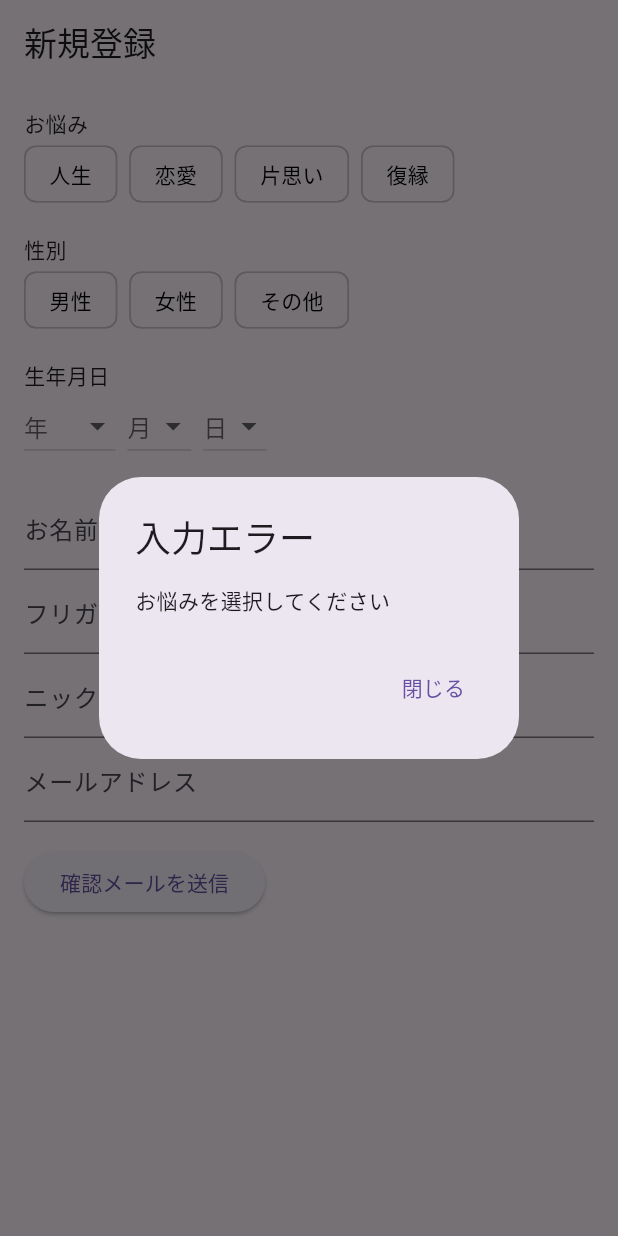
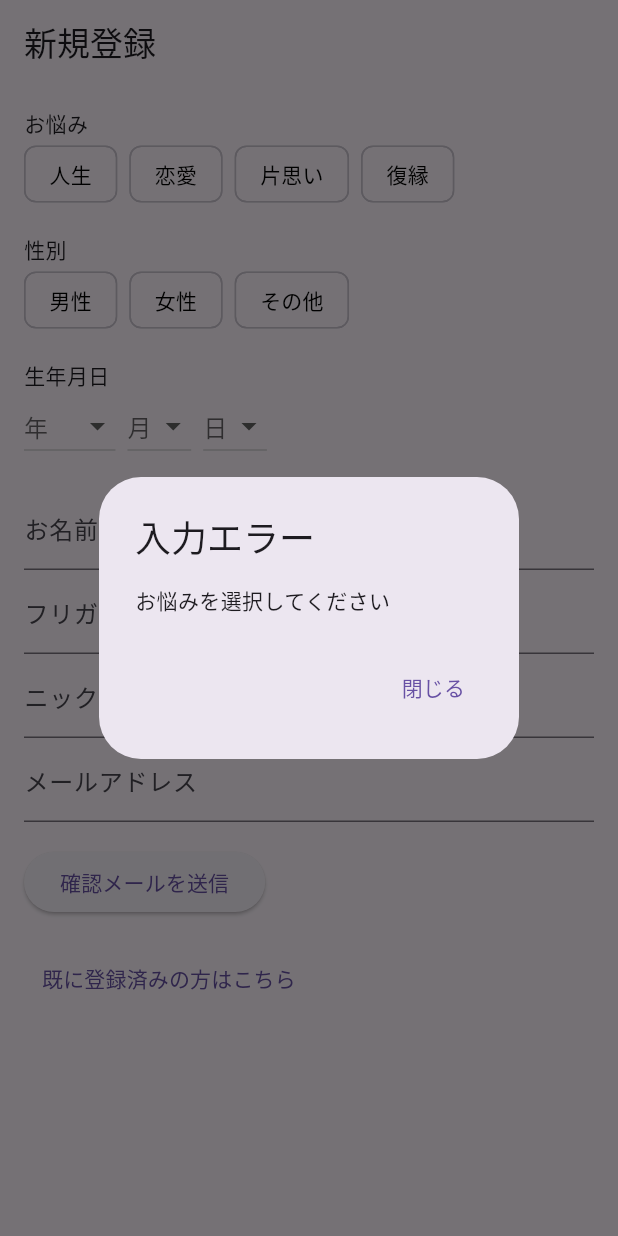
Before and after one commit to hoshiimai/phone_fortune, a Flutter app: the screen it shows after launch, after a tap on "確認メールを送信", on a phone screen of 412 x 824 dp. Run offline on Flutter 3.47's test engine with Material 3 defaults, Android fonts, the phone set to English and light mode, and no system bars; our stand-ins replace cloud_firestore, firebase_auth, firebase_core, flutter_riverpod, freezed_annotation, go_router and 1 more; accounts and stored records are empty; generated files the repository leaves out were written again.

Commit message:
メール認証　再送フロー構築&ブラックリスト設定

```diff
--- a/lib/main.dart
+++ b/lib/main.dart
@@ -4,6 +4,7 @@ import 'package:flutter_riverpod/flutter_riverpod.dart';
 import 'package:firebase_core/firebase_core.dart';
 import 'package:firebase_auth/firebase_auth.dart';
 import 'package:go_router/go_router.dart';
+import 'package:phone_fortune/views/auth/verify_email_page.dart';
 import 'views/auth/sign_up_page.dart';
 import 'views/auth/thank_you_page.dart';
 import 'views/fortune_teller_list_page.dart';
@@ -16,7 +17,7 @@ void main() async {
 }
 
 final GoRouter router = GoRouter(
-  initialLocation: '/loading', // 初期ルートを /loading に設定
+  initialLocation: '/loading',
   routes: [
     GoRoute(
       path: '/loading',
@@ -25,6 +26,10 @@ final GoRouter router = GoRouter(
     GoRoute(
       path: '/signup',
       builder: (context, state) => SignUpPage(),
+    ),
+    GoRoute(
+      path: '/verify_email',
+      builder: (context, state) => VerifyEmailPage(),
     ),
     GoRoute(
       path: '/thankyou',
--- /dev/null
+++ b/lib/providers/blacklist_provider.dart
@@ -0,0 +1,26 @@
+import 'package:flutter_riverpod/flutter_riverpod.dart';
+import 'package:cloud_firestore/cloud_firestore.dart';
+
+/// Firebase からブラックリストを取得する非同期プロバイダ
+final blacklistProvider = FutureProvider<List<String>>((ref) async {
+  try {
+    // Firestore の 'blacklist' コレクションを取得
+    final snapshot = await FirebaseFirestore.instance.collection('blacklist').get();
+
+    // ドキュメントから必要な値を抽出
+    final blacklist = snapshot.docs.map((doc) {
+      final data = doc.data();
+      // 型安全な取得: 'value' フィールドが String 型であることを保証
+      if (data['type'] == 'email' && data['value'] is String) {
+        return data['value'] as String;
+      }
+      return null; // 型が異なる場合は無視
+    }).whereType<String>().toList();
+
+    return blacklist;
+  } catch (e) {
+    // エラー発生時のログ出力
+    print('ブラックリスト取得中にエラーが発生しました: $e');
+    return []; // 空リストを返すことで安全に終了
+  }
+});
--- a/lib/views/auth/sign_up_page.dart
+++ b/lib/views/auth/sign_up_page.dart
@@ -2,14 +2,16 @@ import 'package:flutter/material.dart';
 import 'package:flutter_riverpod/flutter_riverpod.dart';
 import 'package:firebase_auth/firebase_auth.dart';
 import 'package:cloud_firestore/cloud_firestore.dart';
+import 'package:go_router/go_router.dart';
 import '../../providers/user_info_provider.dart' as user_model;
-import 'thank_you_page.dart';
+import '../../providers/blacklist_provider.dart';
 
 class SignUpPage extends ConsumerWidget {
   @override
   Widget build(BuildContext context, WidgetRef ref) {
     final userInfo = ref.watch(user_model.userInfoProvider);
     final userInfoNotifier = ref.read(user_model.userInfoProvider.notifier);
+    final blacklistAsync = ref.watch(blacklistProvider);
 
     // 年、月、日のリストを生成
     final years = List.generate(100, (index) => (DateTime.now().year - index).toString());
@@ -142,36 +144,28 @@ class SignUpPage extends ConsumerWidget {
               SizedBox(height: 16),
 
               // 確認メール送信ボタン
-              ElevatedButton(
+              blacklistAsync.when(
+                data: (blacklist) => ElevatedButton(
                   onPressed: () async {
                     final email = userInfo.email.trim();
 
                     // バリデーションチェック
                     String? errorMessage = validateInputs(userInfo, email);
+                    if (errorMessage != null) {
+                      _showDialog(context, "入力エラー", errorMessage);
+                      return;
+                    }
 
-                  if (errorMessage != null) {
-                    // エラーダイアログを表示
-                    showDialog(
-                      context: context,
-                      builder: (context) => AlertDialog(
-                        title: Text("入力エラー"),
-                        content: Text(errorMessage),
-                        actions: [
-                          TextButton(
-                            onPressed: () => Navigator.of(context).pop(),
-                            child: Text("閉じる"),
-                          ),
-                        ],
-                      ),
-                    );
+                    // ブラックリストチェック
+                    if (isEmailBlacklisted(email, blacklist)) {
+                      _showDialog(context, "エラー", "このメールアドレスは登録できません。サポートにお問い合わせください。");
                       return;
                     }
 
                     try {
                       // Firebase Auth: ユーザー作成 & 認証メール送信
                       final userCredential = await FirebaseAuth.instance
-                        .createUserWithEmailAndPassword(
-                            email: email, password: 'temporaryPassword');
+                          .createUserWithEmailAndPassword(email: email, password: 'temporaryPassword');
                       await userCredential.user?.sendEmailVerification();
 
                       // Firestore に仮登録データを保存
@@ -192,31 +186,45 @@ class SignUpPage extends ConsumerWidget {
                       }
 
                       // サンクスページに遷移
-                    Navigator.push(
-                      context,
-                      MaterialPageRoute(builder: (context) => ThankYouPage()),
-                    );
+                      GoRouter.of(context).go('/thankyou');
                     } on FirebaseAuthException catch (e) {
                       if (e.code == 'email-already-in-use') {
+                        _showDialog(context, "登録済みメールアドレス", "このメールアドレスは既に登録されています。");
+                      } else {
+                        _showDialog(context, "エラー", "登録中にエラーが発生しました: ${e.message}");
+                      }
+                    } catch (e) {
+                      _showDialog(context, "エラー", "登録中にエラーが発生しました: $e");
+                    }
+                  },
+                  child: Text("確認メールを送信"),
+                ),
+                loading: () => Center(child: CircularProgressIndicator()),
+                error: (error, stackTrace) => Center(child: Text("エラーが発生しました: $error")),
+              ),
+
+              SizedBox(height: 16),
+
+              // 既に登録済みの方はこちらボタン
+              TextButton(
+                onPressed: () {
+                  GoRouter.of(context).go('/verify_email');
+                },
+                child: Text("既に登録済みの方はこちら"),
+              ),
+            ],
+          ),
+        ),
+      ),
+    );
+  }
+
+  void _showDialog(BuildContext context, String title, String message) {
     showDialog(
       context: context,
       builder: (context) => AlertDialog(
-                          title: Text("登録済みメールアドレス"),
-                          content: Text("このメールアドレスは既に登録されています"),
-                          actions: [
-                            TextButton(
-                              onPressed: () => Navigator.of(context).pop(),
-                              child: Text("閉じる"),
-                            ),
-                          ],
-                        ),
-                      );
-                    } else {
-                      showDialog(
-                        context: context,
-                        builder: (context) => AlertDialog(
-                          title: Text("エラー"),
-                          content: Text("登録中にエラーが発生しました: ${e.message}"),
+        title: Text(title),
+        content: Text(message),
         actions: [
           TextButton(
             onPressed: () => Navigator.of(context).pop(),
@@ -226,32 +234,12 @@ class SignUpPage extends ConsumerWidget {
       ),
     );
   }
-                  } catch (e) {
-                    showDialog(
-                      context: context,
-                      builder: (context) => AlertDialog(
-                        title: Text("エラー"),
-                        content: Text("登録中にエラーが発生しました: $e"),
-                        actions: [
-                          TextButton(
-                            onPressed: () => Navigator.of(context).pop(),
-                            child: Text("閉じる"),
-                          ),
-                        ],
-                      ),
-                    );
-                  }
-                },
-                child: Text("確認メールを送信"),
-              ),
-            ],
-          ),
-        ),
-      ),
-    );
+
+  bool isEmailBlacklisted(String email, List<String> blacklist) {
+    final domain = email.split('@').last;
+    return blacklist.contains(email) || blacklist.contains(domain);
   }
 
-  /// 入力値のバリデーション
   String? validateInputs(user_model.UserInfo userInfo, String email) {
     if (userInfo.concern.isEmpty) {
       return "お悩みを選択してください";
@@ -260,12 +248,8 @@ class SignUpPage extends ConsumerWidget {
       return "性別を選択してください";
     }
 
-    // 生年月日のチェック: 年、月、日がすべて選択されているか
     final birthdateParts = userInfo.birthdate.split('-');
-    if (birthdateParts.length != 3 ||
-        birthdateParts[0].isEmpty ||
-        birthdateParts[1].isEmpty ||
-        birthdateParts[2].isEmpty) {
+    if (birthdateParts.length != 3 || birthdateParts.any((part) => part.isEmpty)) {
       return "生年月日の年・月・日をすべて選択してください";
     }
 
--- a/lib/views/loading_page.dart
+++ b/lib/views/loading_page.dart
@@ -30,7 +30,7 @@ class _LoadingPageState extends State<LoadingPage> {
           GoRouter.of(context).go('/fortune_tellers');
         } else {
           // 認証メール未確認の場合
-          GoRouter.of(context).go('/thankyou');
+          GoRouter.of(context).go('/verify_email');
         }
       } else {
         // 未登録の場合
```
Also changed, not shown: lib/views/auth/thank_you_page.dart (+0 -8 lines), lib/views/auth/verify_email_page.dart (added, +127 -0 lines). Lines whose indentation alone changed are shown as unchanged.
